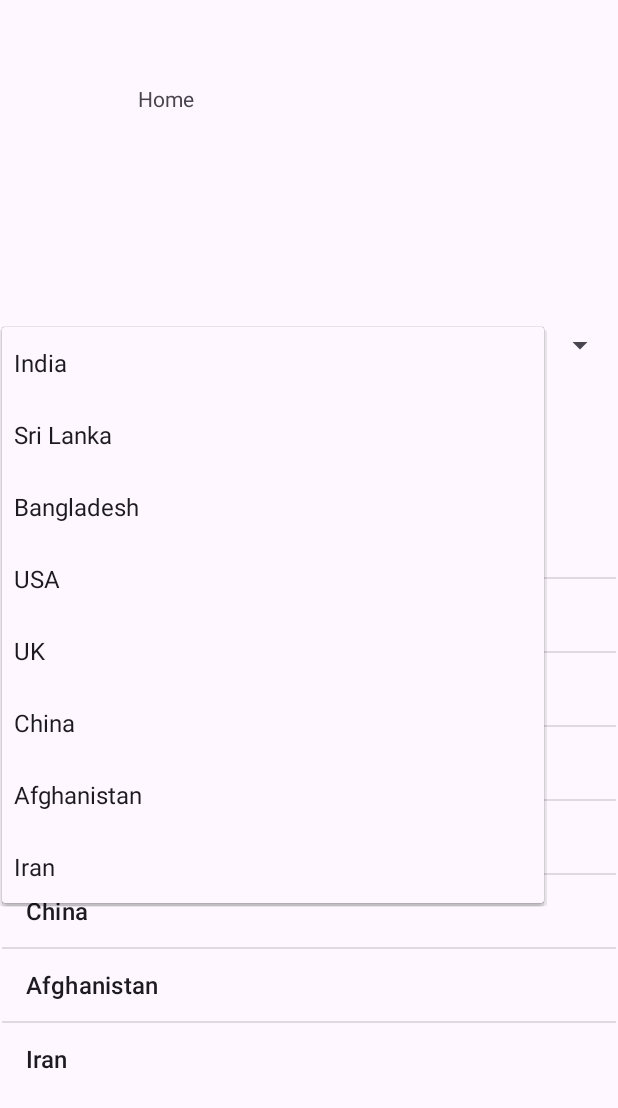
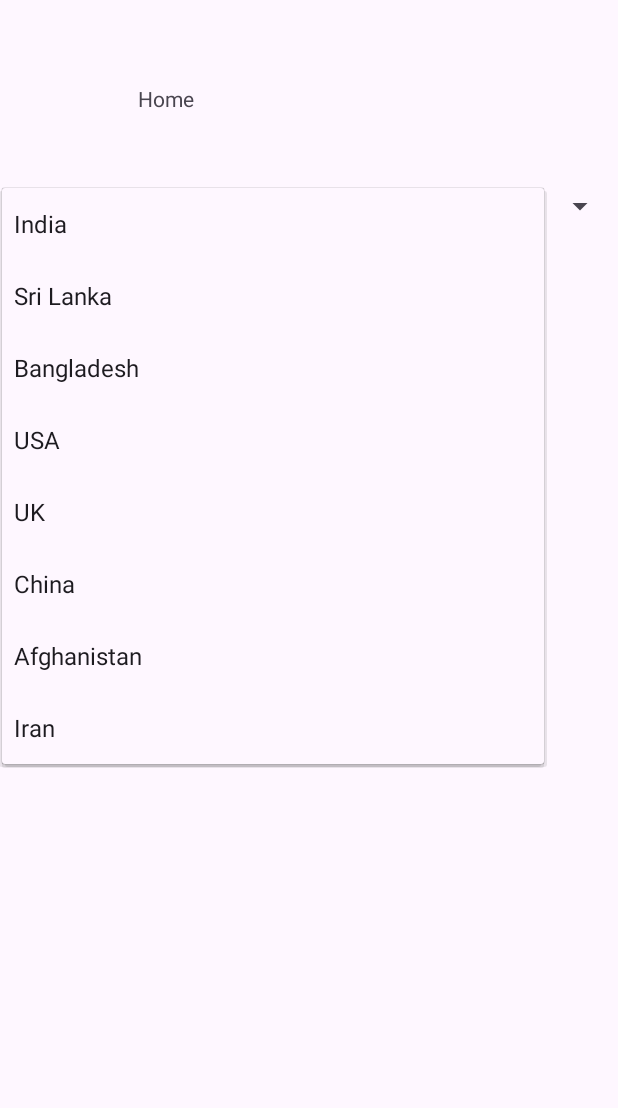
Before and after one commit to 7anubhav7/Application1, an Android app: the screen it shows after launch (HomeActivity), after a tap on "India", on a phone screen of 412 x 824 dp. Shown: the top 1108 px of the screen. Run offline under Robolectric (Android 15) with nearby library versions, the phone set to English and light mode, and no system bars.

Commit message:
recycler view part 1

```diff
--- a/app/src/main/java/com/example/application1/app/HomeActivity.kt
+++ b/app/src/main/java/com/example/application1/app/HomeActivity.kt
@@ -10,12 +10,17 @@ import androidx.activity.enableEdgeToEdge
 import androidx.appcompat.app.AppCompatActivity
 import androidx.core.view.ViewCompat
 import androidx.core.view.WindowInsetsCompat
+import androidx.recyclerview.widget.RecyclerView
 import com.example.application1.R
 
 class HomeActivity : AppCompatActivity(), AdapterView.OnItemSelectedListener {
 
     var TAG=HomeActivity::class.java.simpleName
+
+    var data= arrayOf("india","english","android","computer")
+
     lateinit var mySpinner: Spinner
+    lateinit var recyclerView: RecyclerView
 
     override fun onCreate(savedInstanceState: Bundle?) {
         super.onCreate(savedInstanceState)
@@ -23,6 +28,7 @@ class HomeActivity : AppCompatActivity(), AdapterView.OnItemSelectedListener {
         setContentView(R.layout.activity_home)
         mySpinner =  findViewById(R.id.spinner)
         mySpinner.onItemSelectedListener = this
+        recyclerView = findViewById(R.id.recyclerView)
 
         /*ViewCompat.setOnApplyWindowInsetsListener(findViewById(R.id.main)) { v, insets ->
             val systemBars = insets.getInsets(WindowInsetsCompat.Type.systemBars())
--- a/app/src/main/res/layout/activity_home.xml
+++ b/app/src/main/res/layout/activity_home.xml
@@ -28,16 +28,15 @@
         android:layout_marginEnd="1dp"
         android:layout_marginBottom="1dp"
         android:entries="@array/countries"
-        app:layout_constraintBottom_toTopOf="@+id/listView"
+        app:layout_constraintBottom_toTopOf="@+id/recyclerView"
         app:layout_constraintEnd_toEndOf="parent"
         app:layout_constraintStart_toStartOf="parent"
         app:layout_constraintTop_toTopOf="parent" />
 
-    <ListView
-        android:id="@+id/listView"
-        android:entries="@array/countries"
-        android:layout_width="match_parent"
-        android:layout_height="wrap_content"
+    <androidx.recyclerview.widget.RecyclerView
+        android:id="@+id/recyclerView"
+        android:layout_width="0dp"
+        android:layout_height="0dp"
         android:layout_marginStart="1dp"
         android:layout_marginEnd="1dp"
         android:layout_marginBottom="1dp"
@@ -45,4 +44,5 @@
         app:layout_constraintEnd_toEndOf="parent"
         app:layout_constraintStart_toStartOf="parent"
         app:layout_constraintTop_toBottomOf="@+id/spinner" />
+
 </androidx.constraintlayout.widget.ConstraintLayout>
```
